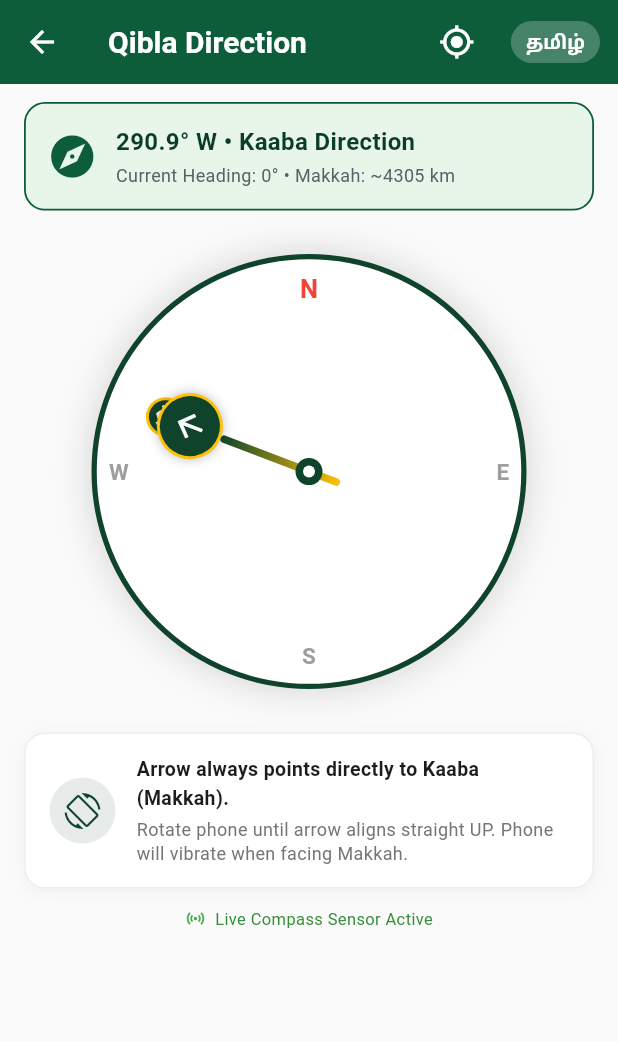
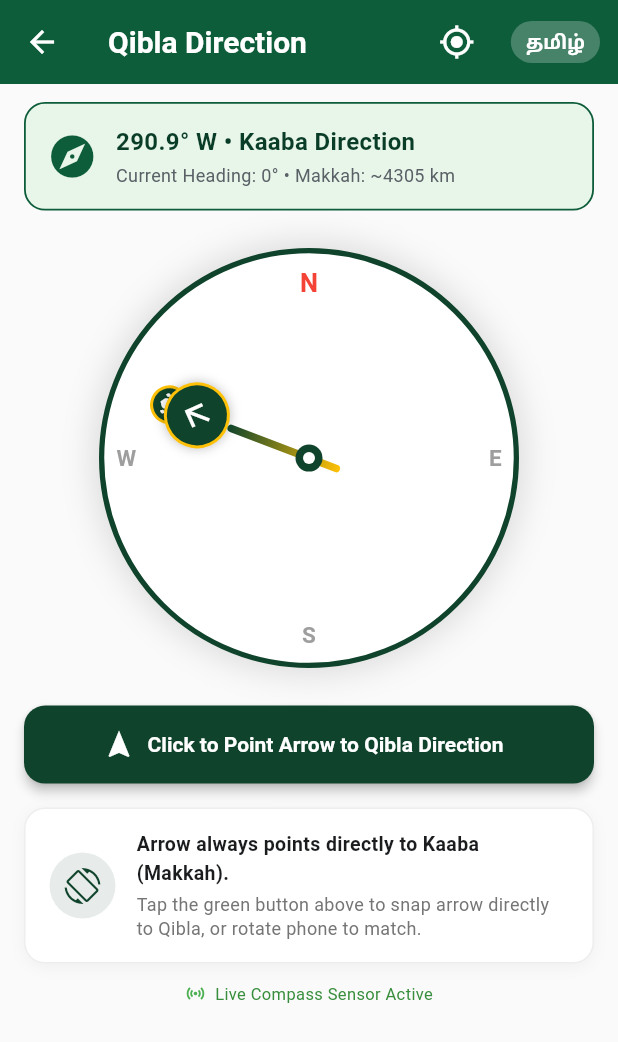
Before and after one commit to Tamim-finytive/silah, a Flutter app: the QiblaScreen screen opened directly, on a phone screen of 412 x 824 dp. Shown: the top 1042 px of the screen. Run offline on Flutter 3.47's test engine with Material 3 defaults, Android fonts, the phone set to English and light mode, and no system bars; our stand-ins replace dio, firebase_core, firebase_messaging, flutter_local_notifications, flutter_riverpod, flutter_secure_storage and 3 more; missing offline and left inert: flutter_compass_v2, mobile_scanner; accounts and stored records are empty; network calls fail.

Commit message:
feat: Add Auto-Align / Point to Qibla button with smooth animated orientation

```diff
--- a/app/lib/features/qibla/presentation/screens/qibla_screen.dart
+++ b/app/lib/features/qibla/presentation/screens/qibla_screen.dart
@@ -29,6 +29,7 @@ class _QiblaScreenState extends ConsumerState<QiblaScreen> {
 
   double? _heading = 0.0;
   bool _hasCompassSensor = true;
+  bool _isAutoLocked = false; // When true, arrow automatically points directly to Qibla
   StreamSubscription? _compassSub;
   bool _hasHapticFired = false;
 
@@ -94,7 +95,7 @@ class _QiblaScreenState extends ConsumerState<QiblaScreen> {
 
   // Great-Circle initial forward azimuth formula to Kaaba
   double _calculateQiblaBearing(double userLat, double userLng) {
-    const phi1 = userLat * math.pi / 180.0;
+    final phi1 = userLat * math.pi / 180.0;
     const phi2 = kaabaLat * math.pi / 180.0;
     final deltaLambda = (kaabaLng - userLng) * math.pi / 180.0;
 
@@ -170,13 +171,11 @@ class _QiblaScreenState extends ConsumerState<QiblaScreen> {
   @override
   Widget build(BuildContext context) {
     final lang = ref.read(languageProvider.notifier);
-    final heading = _heading ?? 0.0;
 
-    // Angle to rotate Kaaba needle relative to device orientation
-    // When phone points at Qibla (heading == _qiblaBearing), needle points directly UP (0 rad)
-    final double needleAngleRad = (_qiblaBearing - heading) * (math.pi / 180.0);
-    final double diff = (heading - _qiblaBearing).abs();
-    final bool isFacingQibla = diff <= 4.0 || diff >= 356.0;
+    // If auto-locked via button, orient directly to Qibla
+    final double targetHeading = _isAutoLocked ? _qiblaBearing : (_heading ?? 0.0);
+    final double diff = (targetHeading - _qiblaBearing).abs();
+    final bool isFacingQibla = _isAutoLocked || diff <= 4.0 || diff >= 356.0;
     final cardinal = _getCardinalDirection(_qiblaBearing);
 
     return Scaffold(
@@ -263,7 +262,9 @@ class _QiblaScreenState extends ConsumerState<QiblaScreen> {
                           ),
                           const SizedBox(height: 2),
                           Text(
-                            'Current Heading: ${heading.toStringAsFixed(0)}° • Makkah: ~${_distanceKm.toStringAsFixed(0)} km',
+                            _isAutoLocked
+                                ? 'Auto-Aligned: ${_qiblaBearing.toStringAsFixed(1)}° $cardinal • Makkah: ~${_distanceKm.toStringAsFixed(0)} km'
+                                : 'Current Heading: ${targetHeading.toStringAsFixed(0)}° • Makkah: ~${_distanceKm.toStringAsFixed(0)} km',
                             style: const TextStyle(fontSize: 12, color: AppColors.textSecondary),
                           ),
                         ],
@@ -273,22 +274,30 @@ class _QiblaScreenState extends ConsumerState<QiblaScreen> {
                 ),
               ),
 
-              const SizedBox(height: 24),
+              const SizedBox(height: 20),
 
-              // Live Rotating Analog Compass with Locked Kaaba Arrow
+              // Smooth Rotating Analog Compass with Locked Kaaba Arrow
               Center(
-                child: SizedBox(
-                  width: 300,
-                  height: 300,
+                child: TweenAnimationBuilder<double>(
+                  tween: Tween<double>(begin: 0.0, end: targetHeading),
+                  duration: const Duration(milliseconds: 400),
+                  curve: Curves.easeOutCubic,
+                  builder: (ctx, animHeading, _) {
+                    final needleAngleRad = (_qiblaBearing - animHeading) * (math.pi / 180.0);
+                    final dialAngleRad = -animHeading * (math.pi / 180.0);
+
+                    return SizedBox(
+                      width: 290,
+                      height: 290,
                       child: Stack(
                         alignment: Alignment.center,
                         children: [
-                      // Compass Dial (Rotates smoothly in reverse of device heading)
+                          // Compass Dial (Rotates in reverse of device heading)
                           Transform.rotate(
-                        angle: -heading * (math.pi / 180.0),
+                            angle: dialAngleRad,
                             child: Container(
-                          width: 290,
-                          height: 290,
+                              width: 280,
+                              height: 280,
                               decoration: BoxDecoration(
                                 shape: BoxShape.circle,
                                 color: Colors.white,
@@ -343,7 +352,7 @@ class _QiblaScreenState extends ConsumerState<QiblaScreen> {
                                     child: Align(
                                       alignment: Alignment.topCenter,
                                       child: Container(
-                                    margin: const EdgeInsets.only(top: 26),
+                                        margin: const EdgeInsets.only(top: 24),
                                         padding: const EdgeInsets.all(4),
                                         decoration: BoxDecoration(
                                           color: const Color(0xFF0F432B),
@@ -379,7 +388,7 @@ class _QiblaScreenState extends ConsumerState<QiblaScreen> {
                                 // Needle Shaft
                                 Container(
                                   width: 5.0,
-                              height: 85,
+                                  height: 80,
                                   decoration: BoxDecoration(
                                     gradient: LinearGradient(
                                       begin: Alignment.topCenter,
@@ -391,7 +400,7 @@ class _QiblaScreenState extends ConsumerState<QiblaScreen> {
                                     borderRadius: BorderRadius.circular(3),
                                   ),
                                 ),
-                            const SizedBox(height: 85),
+                                const SizedBox(height: 80),
                               ],
                             ),
                           ),
@@ -404,10 +413,61 @@ class _QiblaScreenState extends ConsumerState<QiblaScreen> {
                           ),
                         ],
                       ),
+                    );
+                  },
                 ),
               ),
 
-              const SizedBox(height: 24),
+              const SizedBox(height: 20),
+
+              // USER REQUESTED BUTTON: Auto-Align / Point Arrow to Qibla
+              SizedBox(
+                width: double.infinity,
+                height: 52,
+                child: ElevatedButton.icon(
+                  style: ElevatedButton.styleFrom(
+                    backgroundColor: _isAutoLocked ? AppColors.success : const Color(0xFF0F432B),
+                    foregroundColor: Colors.white,
+                    shape: RoundedRectangleBorder(borderRadius: BorderRadius.circular(14)),
+                    elevation: 3,
+                  ),
+                  icon: Icon(_isAutoLocked ? Icons.check_circle : Icons.navigation, size: 22),
+                  label: Text(
+                    _isAutoLocked
+                        ? lang.tr(
+                            en: 'Arrow Aligned to Qibla ✓ (Tap to Unlock Live Sensor)',
+                            ta: 'கிப்லா திசைக்கு சரியாக திரும்பியது ✓ (சென்சாருக்கு மாற தட்டவும்)',
+                          )
+                        : lang.tr(
+                            en: 'Click to Point Arrow to Qibla Direction',
+                            ta: 'கிப்லா திசையை சரியாக காட்ட கிளிக் செய்யவும்',
+                          ),
+                    style: const TextStyle(fontWeight: FontWeight.bold, fontSize: 14),
+                  ),
+                  onPressed: () {
+                    HapticFeedback.heavyImpact();
+                    setState(() {
+                      _isAutoLocked = !_isAutoLocked;
+                    });
+                    if (_isAutoLocked && mounted) {
+                      ScaffoldMessenger.of(context).showSnackBar(
+                        SnackBar(
+                          content: Text(
+                            lang.tr(
+                              en: 'Arrow locked to Makkah (${_qiblaBearing.toStringAsFixed(1)}° $cardinal)!',
+                              ta: 'அம்புகுறி மக்கா திசைக்கு (${_qiblaBearing.toStringAsFixed(1)}° $cardinal) நேராக வைக்கப்பட்டது!',
+                            ),
+                          ),
+                          backgroundColor: AppColors.success,
+                          duration: const Duration(seconds: 2),
+                        ),
+                      );
+                    }
+                  },
+                ),
+              ),
+
+              const SizedBox(height: 16),
 
               // Direction guidance card
               Container(
@@ -445,8 +505,8 @@ class _QiblaScreenState extends ConsumerState<QiblaScreen> {
                           const SizedBox(height: 4),
                           Text(
                             lang.tr(
-                              en: 'Rotate phone until arrow aligns straight UP. Phone will vibrate when facing Makkah.',
-                              ta: 'அம்புகுறி மேல்நோக்கி நேராகும் வரை போனை திருப்பவும். மக்காவை அடைந்ததும் அதிரும்.',
+                              en: 'Tap the green button above to snap arrow directly to Qibla, or rotate phone to match.',
+                              ta: 'மேலே உள்ள பட்டனை கிளிக் செய்தால் அம்புகுறி உடனே கிப்லா திசைக்கு திரும்பி நிற்கும்.',
                             ),
                             style: TextStyle(fontSize: 12, color: Colors.grey.shade600, height: 1.3),
                           ),
@@ -461,18 +521,26 @@ class _QiblaScreenState extends ConsumerState<QiblaScreen> {
                 mainAxisAlignment: MainAxisAlignment.center,
                 children: [
                   Icon(
-                    _hasCompassSensor ? Icons.sensors : Icons.sensors_off,
+                    _isAutoLocked
+                        ? Icons.lock
+                        : (_hasCompassSensor ? Icons.sensors : Icons.sensors_off),
                     size: 14,
-                    color: _hasCompassSensor ? Colors.green : Colors.orange,
+                    color: _isAutoLocked
+                        ? AppColors.success
+                        : (_hasCompassSensor ? Colors.green : Colors.orange),
                   ),
                   const SizedBox(width: 6),
                   Text(
-                    _hasCompassSensor
+                    _isAutoLocked
+                        ? 'Arrow Locked to Qibla Bearing'
+                        : (_hasCompassSensor
                             ? 'Live Compass Sensor Active'
-                        : 'Static Direction Mode (Compass sensor not detected)',
+                            : 'Static Direction Mode (Compass sensor not detected)'),
                     style: TextStyle(
                       fontSize: 11,
-                      color: _hasCompassSensor ? Colors.green.shade700 : Colors.orange.shade700,
+                      color: _isAutoLocked
+                          ? AppColors.success
+                          : (_hasCompassSensor ? Colors.green.shade700 : Colors.orange.shade700),
                     ),
                   ),
                 ],
```
Lines whose indentation alone changed are shown as unchanged.
